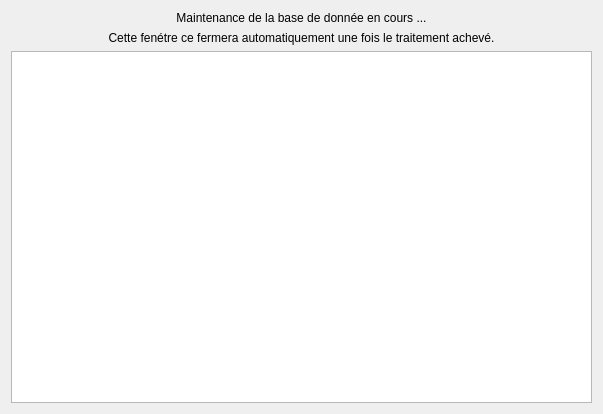
First picture: the form in database_cleanup.ui, repository skywodd/mandarine, before the edit.
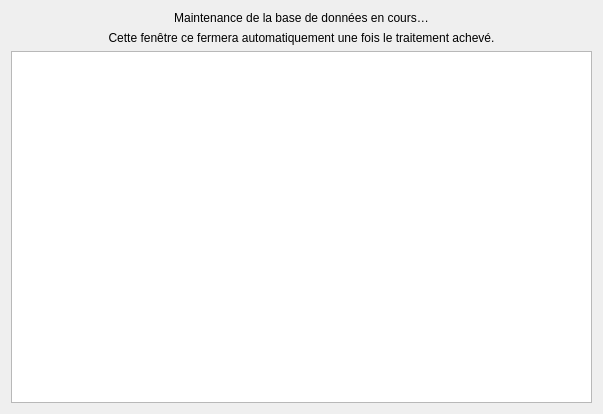
Second picture: the form after the edit. Icons and pictures are not drawn.

The edit to the form file:
```diff
--- a/database_cleanup.ui
+++ b/database_cleanup.ui
@@ -23,7 +23,7 @@
      <item>
       <widget class="QLabel" name="prompt_label">
        <property name="text">
-        <string>Maintenance de la base de donnée en cours ...</string>
+        <string>Maintenance de la base de données en cours…</string>
        </property>
        <property name="alignment">
         <set>Qt::AlignCenter</set>
@@ -33,7 +33,7 @@
      <item>
       <widget class="QLabel" name="wait_label">
        <property name="text">
-        <string>Cette fenétre ce fermera automatiquement une fois le traitement achevé.</string>
+        <string>Cette fenêtre ce fermera automatiquement une fois le traitement achevé.</string>
        </property>
        <property name="alignment">
         <set>Qt::AlignCenter</set>
```
